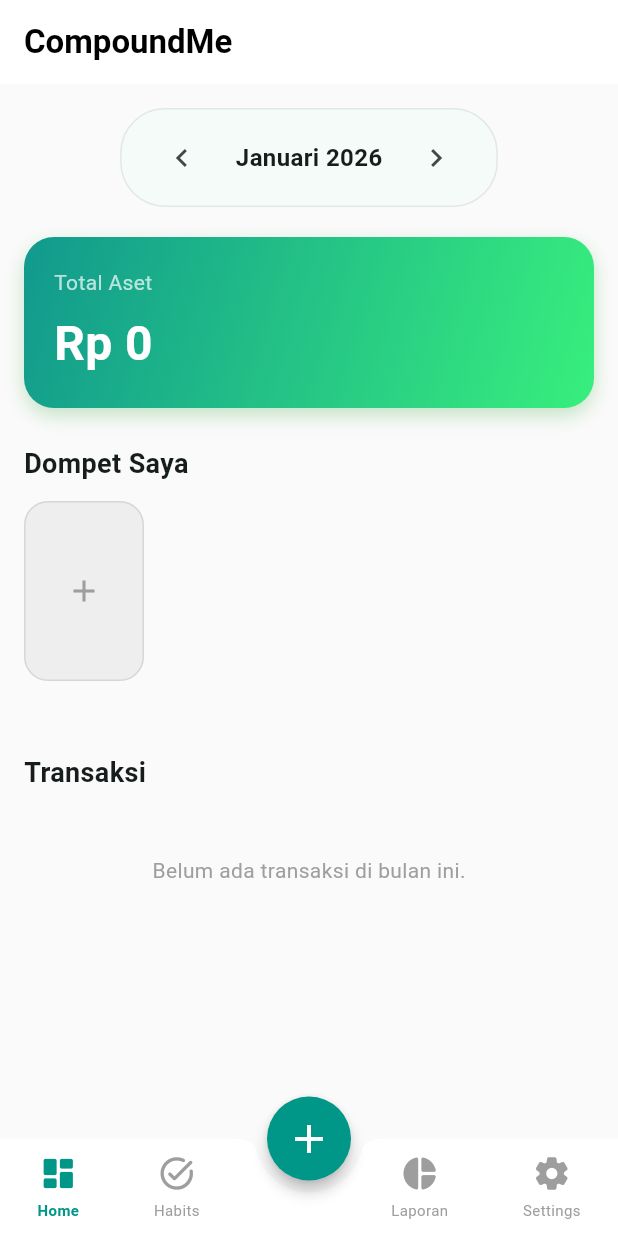
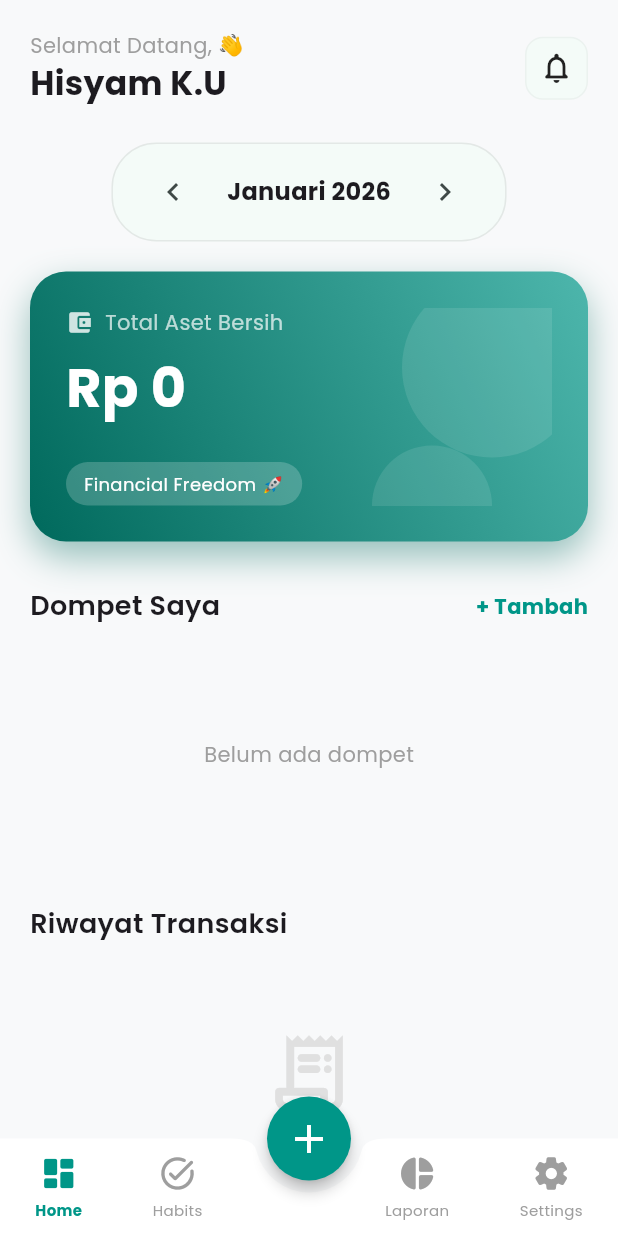
Before and after one commit to Umeem26/Compound_Me, a Flutter app: the screen it shows after launch, on a phone screen of 412 x 824 dp. Run offline on Flutter 3.47's test engine with Material 3 defaults, Android fonts, the phone set to English and light mode, and no system bars; our stand-ins replace drift, fl_chart, flutter_riverpod, google_fonts, riverpod_annotation; accounts and stored records are empty; generated files the repository leaves out were written again.

Commit message:
style: revamp UI with Google Fonts Poppins, rounded components, and premium dashboard design

```diff
--- a/compound_me/lib/main.dart
+++ b/compound_me/lib/main.dart
@@ -1,8 +1,8 @@
 import 'package:flutter/material.dart';
 import 'package:flutter_riverpod/flutter_riverpod.dart';
 import 'package:intl/date_symbol_data_local.dart';
+import 'package:google_fonts/google_fonts.dart';
 import 'package:compound_me/src/features/dashboard/presentation/main_screen.dart';
-// IMPORT PROVIDER TEMA
 import 'package:compound_me/src/core/theme/theme_provider.dart';
 
 void main() async {
@@ -21,45 +21,86 @@ class MyApp extends ConsumerWidget {
 
   @override
   Widget build(BuildContext context, WidgetRef ref) {
-    // 1. DENGARKAN SAKLAR TEMA
     final currentTheme = ref.watch(themeProvider);
+
+    // 1. Text Theme (Poppins)
+    final textTheme = GoogleFonts.poppinsTextTheme();
+
+    // 2. Input Decoration (Kotak Input Bulat)
+    final inputDecorationTheme = InputDecorationTheme(
+      filled: true,
+      contentPadding: const EdgeInsets.symmetric(vertical: 16, horizontal: 20),
+      border: OutlineInputBorder(
+        borderRadius: BorderRadius.circular(16),
+        borderSide: BorderSide.none,
+      ),
+      enabledBorder: OutlineInputBorder(
+        borderRadius: BorderRadius.circular(16),
+        borderSide: BorderSide.none,
+      ),
+      focusedBorder: OutlineInputBorder(
+        borderRadius: BorderRadius.circular(16),
+        borderSide: const BorderSide(color: Colors.teal, width: 2),
+      ),
+    );
+
+    // 3. Button Theme
+    final elevatedButtonTheme = ElevatedButtonThemeData(
+      style: ElevatedButton.styleFrom(
+        elevation: 0,
+        padding: const EdgeInsets.symmetric(vertical: 16),
+        shape: RoundedRectangleBorder(borderRadius: BorderRadius.circular(16)),
+        textStyle: GoogleFonts.poppins(fontWeight: FontWeight.bold, fontSize: 16),
+      ),
+    );
 
     return MaterialApp(
       title: 'CompoundMe',
       debugShowCheckedModeBanner: false,
 
-      // 2. SETTING TEMA LIGHT (TERANG)
+      // --- LIGHT THEME ---
       theme: ThemeData(
-        colorScheme: ColorScheme.fromSeed(seedColor: Colors.teal),
         useMaterial3: true,
-        scaffoldBackgroundColor: Colors.grey[50],
-        appBarTheme: const AppBarTheme(
-          backgroundColor: Colors.white,
-          foregroundColor: Colors.black,
+        colorScheme: ColorScheme.fromSeed(seedColor: Colors.teal, brightness: Brightness.light),
+        scaffoldBackgroundColor: const Color(0xFFF8F9FA),
+        textTheme: textTheme,
+        inputDecorationTheme: inputDecorationTheme.copyWith(fillColor: Colors.grey[200]),
+        elevatedButtonTheme: elevatedButtonTheme,
+
+        // HAPUS CARD THEME AGAR TIDAK ERROR (Material 3 sudah otomatis rounded)
+
+        appBarTheme: AppBarTheme(
+          backgroundColor: const Color(0xFFF8F9FA),
+          elevation: 0,
+          titleTextStyle: GoogleFonts.poppins(color: Colors.black, fontSize: 20, fontWeight: FontWeight.bold),
+          iconTheme: const IconThemeData(color: Colors.black),
         ),
       ),
 
-      // 3. SETTING TEMA DARK (GELAP)
+      // --- DARK THEME ---
       darkTheme: ThemeData(
-        colorScheme: ColorScheme.fromSeed(
-          seedColor: Colors.teal,
-          brightness: Brightness.dark // Kunci Dark Mode
+        useMaterial3: true,
+        colorScheme: ColorScheme.fromSeed(seedColor: Colors.teal, brightness: Brightness.dark),
+        scaffoldBackgroundColor: const Color(0xFF121212),
+        textTheme: textTheme.apply(bodyColor: Colors.white, displayColor: Colors.white),
+        inputDecorationTheme: inputDecorationTheme.copyWith(fillColor: const Color(0xFF2C2C2C)),
+        elevatedButtonTheme: elevatedButtonTheme,
+
+        // HAPUS CARD THEME DARI SINI JUGA
+
+        appBarTheme: AppBarTheme(
+          backgroundColor: const Color(0xFF121212),
+          elevation: 0,
+          titleTextStyle: GoogleFonts.poppins(color: Colors.white, fontSize: 20, fontWeight: FontWeight.bold),
+          iconTheme: const IconThemeData(color: Colors.white),
         ),
-        useMaterial3: true,
-        scaffoldBackgroundColor: const Color(0xFF121212), // Background gelap
-        appBarTheme: const AppBarTheme(
-          backgroundColor: Color(0xFF1E1E1E),
-          foregroundColor: Colors.white,
-        ),
-        // Bagian CardTheme dihapus karena otomatis dihandle Material 3
         bottomNavigationBarTheme: const BottomNavigationBarThemeData(
           backgroundColor: Color(0xFF1E1E1E),
+          selectedItemColor: Colors.tealAccent,
         )
       ),
 
-      // 4. TERAPKAN PILIHAN USER
       themeMode: currentTheme,
-
       home: const MainScreen(),
     );
   }
--- a/compound_me/lib/src/features/dashboard/presentation/home_view.dart
+++ b/compound_me/lib/src/features/dashboard/presentation/home_view.dart
@@ -1,14 +1,13 @@
 import 'package:flutter/material.dart';
 import 'package:flutter_riverpod/flutter_riverpod.dart';
 import 'package:intl/intl.dart';
+import 'package:google_fonts/google_fonts.dart'; // Pake Font Baru
 
 import 'package:compound_me/src/core/utils/currency_formatter.dart';
 import 'package:compound_me/src/features/finance/presentation/controllers/transaction_controller.dart';
 import 'package:compound_me/src/features/finance/presentation/controllers/wallet_controller.dart';
 import 'package:compound_me/src/features/finance/presentation/screens/add_wallet_screen.dart';
 import 'package:compound_me/src/features/dashboard/presentation/widgets/month_picker.dart';
-
-// Hapus import add_transaction_screen karena sudah pindah ke main_screen
 
 class HomeView extends ConsumerWidget {
   const HomeView({super.key});
@@ -17,121 +16,209 @@ class HomeView extends ConsumerWidget {
   Widget build(BuildContext context, WidgetRef ref) {
     final walletsAsync = ref.watch(walletListProvider);
     final transactionsAsync = ref.watch(transactionListProvider);
-    final isDarkMode = Theme.of(context).brightness == Brightness.dark;
 
     return Scaffold(
-      appBar: AppBar(
-        title: const Text("CompoundMe", style: TextStyle(fontWeight: FontWeight.bold)),
-        elevation: 0,
-        // TOMBOL TAMBAH DIHAPUS DARI SINI
-      ),
-      body: SingleChildScrollView(
-        padding: const EdgeInsets.all(16),
+      // Kita pakai SafeArea + Column custom sbg pengganti AppBar standar
+      body: SafeArea(
+        child: SingleChildScrollView(
+          padding: const EdgeInsets.all(20),
           child: Column(
             crossAxisAlignment: CrossAxisAlignment.start,
             children: [
+              // 1. HEADER CUSTOM (Greeting)
+              _buildHeader(context),
+
+              const SizedBox(height: 24),
+
+              // 2. MONTH PICKER (Clean Style)
               const Center(child: MonthPicker()),
               const SizedBox(height: 20),
 
-            _buildTotalBalanceCard(walletsAsync),
+              // 3. PREMIUM BALANCE CARD
+              _buildPremiumTotalCard(walletsAsync, context),
 
-            const SizedBox(height: 24),
-            const Text("Dompet Saya", style: TextStyle(fontSize: 18, fontWeight: FontWeight.bold)),
-            const SizedBox(height: 12),
+              const SizedBox(height: 30),
+
+              // 4. WALLETS HEADER
+              Row(
+                mainAxisAlignment: MainAxisAlignment.spaceBetween,
+                children: [
+                  Text("Dompet Saya", style: GoogleFonts.poppins(fontSize: 18, fontWeight: FontWeight.w600)),
+                  GestureDetector(
+                    onTap: () => Navigator.push(context, MaterialPageRoute(builder: (context) => const AddWalletScreen())),
+                    child: Text("+ Tambah", style: GoogleFonts.poppins(color: Colors.teal, fontWeight: FontWeight.bold)),
+                  ),
+                ],
+              ),
+              const SizedBox(height: 16),
               _buildWalletList(walletsAsync, ref, context),
 
-            const SizedBox(height: 24),
+              const SizedBox(height: 30),
 
-            const SizedBox(height: 24),
-            const Text("Transaksi", style: TextStyle(fontSize: 18, fontWeight: FontWeight.bold)),
-            const SizedBox(height: 12),
+              // 5. TRANSACTIONS HEADER
+              Text("Riwayat Transaksi", style: GoogleFonts.poppins(fontSize: 18, fontWeight: FontWeight.w600)),
+              const SizedBox(height: 16),
               _buildTransactionList(transactionsAsync, ref, context),
 
-            // Tambahan ruang di bawah agar list paling bawah tidak tertutup tombol FAB
               const SizedBox(height: 80),
             ],
+          ),
         ),
       ),
     );
   }
 
-  // ... (SISA KODE WIDGET KE BAWAH SAMA PERSIS SEPERTI SEBELUMNYA) ...
-  // _buildTotalBalanceCard, _buildWalletList, _buildTransactionList, _buildAddWalletButton
-  // Pastikan copy function-function tersebut dari kode sebelumnya.
+  // WIDGET: Header Greeting
+  Widget _buildHeader(BuildContext context) {
+    return Row(
+      mainAxisAlignment: MainAxisAlignment.spaceBetween,
+      children: [
+        Column(
+          crossAxisAlignment: CrossAxisAlignment.start,
+          children: [
+            Text("Selamat Datang, 👋", style: GoogleFonts.poppins(color: Colors.grey, fontSize: 14)),
+            Text(
+              "Hisyam K.U", // Ganti Nama Panggilanmu
+              style: GoogleFonts.poppins(fontSize: 22, fontWeight: FontWeight.bold),
+            ),
+          ],
+        ),
+        Container(
+          padding: const EdgeInsets.all(8),
+          decoration: BoxDecoration(
+            color: Theme.of(context).cardColor,
+            borderRadius: BorderRadius.circular(12),
+            border: Border.all(color: Colors.grey.withOpacity(0.1)),
+          ),
+          child: const Icon(Icons.notifications_none_rounded),
+        )
+      ],
+    );
+  }
 
-  Widget _buildTotalBalanceCard(AsyncValue<List<dynamic>> walletsAsync) {
+  // WIDGET: Kartu Saldo "Premium"
+  Widget _buildPremiumTotalCard(AsyncValue<List<dynamic>> walletsAsync, BuildContext context) {
     return Container(
       width: double.infinity,
-      padding: const EdgeInsets.all(20),
+      height: 180,
+      padding: const EdgeInsets.all(24),
       decoration: BoxDecoration(
+        // Gradasi Elegan
         gradient: const LinearGradient(
-          colors: [Color(0xFF11998E), Color(0xFF38EF7D)],
-          begin: Alignment.topLeft,
-          end: Alignment.bottomRight,
+          colors: [Color(0xFF00695C), Color(0xFF4DB6AC)], // Teal Tua ke Muda
+          begin: Alignment.bottomLeft,
+          end: Alignment.topRight,
         ),
-        borderRadius: BorderRadius.circular(20),
+        borderRadius: BorderRadius.circular(24),
         boxShadow: [
-          BoxShadow(color: Colors.green.withOpacity(0.3), blurRadius: 10, offset: const Offset(0, 5)),
+          BoxShadow(
+            color: const Color(0xFF00695C).withOpacity(0.4),
+            blurRadius: 20,
+            offset: const Offset(0, 10),
+          ),
         ],
       ),
-      child: Column(
+      child: Stack(
+        children: [
+          // Dekorasi Lingkaran Transparan (Pattern)
+          Positioned(
+            right: -20,
+            top: -20,
+            child: CircleAvatar(radius: 60, backgroundColor: Colors.white.withOpacity(0.1)),
+          ),
+          Positioned(
+            bottom: -40,
+            right: 40,
+            child: CircleAvatar(radius: 40, backgroundColor: Colors.white.withOpacity(0.1)),
+          ),
+
+          // Konten Utama
+          Column(
             crossAxisAlignment: CrossAxisAlignment.start,
+            mainAxisAlignment: MainAxisAlignment.center,
             children: [
-          const Text("Total Aset", style: TextStyle(color: Colors.white70, fontSize: 14)),
+              Row(
+                children: [
+                  Icon(Icons.account_balance_wallet, color: Colors.white.withOpacity(0.8), size: 18),
+                  const SizedBox(width: 8),
+                  Text("Total Aset Bersih", style: GoogleFonts.poppins(color: Colors.white70, fontSize: 14)),
+                ],
+              ),
               const SizedBox(height: 8),
               walletsAsync.when(
                 data: (wallets) {
                   final total = wallets.fold<double>(0, (sum, wallet) => sum + wallet.balance);
-              return Text(
+                  return FittedBox( // Agar teks tidak terpotong kalau angkanya miliaran
+                    child: Text(
                       CurrencyFormatter.toRupiah(total),
-                style: const TextStyle(color: Colors.white, fontSize: 32, fontWeight: FontWeight.bold),
+                      style: GoogleFonts.poppins(color: Colors.white, fontSize: 36, fontWeight: FontWeight.bold),
+                    ),
                   );
                 },
-            loading: () => const CircularProgressIndicator(color: Colors.white),
-            error: (err, stack) => Text("Error: $err", style: const TextStyle(color: Colors.white)),
+                loading: () => const SizedBox(height: 30, width: 30, child: CircularProgressIndicator(color: Colors.white)),
+                error: (_, __) => const Text("---", style: TextStyle(color: Colors.white)),
+              ),
+              const Spacer(),
+              Container(
+                padding: const EdgeInsets.symmetric(horizontal: 12, vertical: 6),
+                decoration: BoxDecoration(
+                  color: Colors.white.withOpacity(0.2),
+                  borderRadius: BorderRadius.circular(20),
+                ),
+                child: Text("Financial Freedom 🚀", style: GoogleFonts.poppins(color: Colors.white, fontSize: 12)),
+              )
+            ],
           ),
         ],
       ),
     );
   }
 
+  // WIDGET: List Wallet (Clean Style)
   Widget _buildWalletList(AsyncValue<List<dynamic>> walletsAsync, WidgetRef ref, BuildContext context) {
     return SizedBox(
-      height: 120,
+      height: 140,
       child: walletsAsync.when(
         data: (wallets) {
+          if (wallets.isEmpty) {
+             return Center(child: Text("Belum ada dompet", style: GoogleFonts.poppins(color: Colors.grey)));
+          }
           return ListView.builder(
             scrollDirection: Axis.horizontal,
-            itemCount: wallets.length + 1,
+            itemCount: wallets.length,
             itemBuilder: (context, index) {
-              if (index == wallets.length) {
-                return _buildAddWalletButton(ref, context);
-              }
               final wallet = wallets[index];
               return Container(
-                width: 150,
-                margin: const EdgeInsets.only(right: 12),
+                width: 160,
+                margin: const EdgeInsets.only(right: 16),
                 padding: const EdgeInsets.all(16),
                 decoration: BoxDecoration(
                   color: Theme.of(context).cardColor,
-                  borderRadius: BorderRadius.circular(16),
+                  borderRadius: BorderRadius.circular(20),
+                  border: Border.all(color: Colors.grey.withOpacity(0.05)),
                   boxShadow: [
-                    BoxShadow(color: Colors.grey.withOpacity(0.05), blurRadius: 5, offset: const Offset(0, 2)),
+                    BoxShadow(color: Colors.black.withOpacity(0.03), blurRadius: 10, offset: const Offset(0, 5)),
                   ]
                 ),
                 child: Column(
                   crossAxisAlignment: CrossAxisAlignment.start,
-                  mainAxisAlignment: MainAxisAlignment.center,
+                  mainAxisAlignment: MainAxisAlignment.spaceBetween,
                   children: [
                     CircleAvatar(
-                      backgroundColor: Color(wallet.color).withOpacity(0.2),
+                      backgroundColor: Color(wallet.color).withOpacity(0.15),
                       child: Icon(Icons.wallet, color: Color(wallet.color)),
                     ),
-                    const Spacer(),
-                    Text(wallet.name, style: const TextStyle(fontWeight: FontWeight.bold), overflow: TextOverflow.ellipsis),
+                    Column(
+                      crossAxisAlignment: CrossAxisAlignment.start,
+                      children: [
+                        Text(wallet.name, style: GoogleFonts.poppins(fontWeight: FontWeight.w600, fontSize: 14), overflow: TextOverflow.ellipsis),
+                        const SizedBox(height: 4),
                         Text(
                           CurrencyFormatter.toRupiah(wallet.balance),
-                      style: TextStyle(fontSize: 12, color: Theme.of(context).textTheme.bodySmall?.color)
+                          style: GoogleFonts.poppins(fontSize: 12, color: Colors.grey),
+                          overflow: TextOverflow.ellipsis,
+                        ),
+                      ],
                     ),
                   ],
                 ),
@@ -140,42 +227,26 @@ class HomeView extends ConsumerWidget {
           );
         },
         loading: () => const Center(child: CircularProgressIndicator()),
-        error: (_, __) => const Text("Gagal memuat dompet"),
+        error: (_, __) => const SizedBox(),
       ),
     );
   }
 
-  Widget _buildAddWalletButton(WidgetRef ref, BuildContext context) {
-    final isDarkMode = Theme.of(context).brightness == Brightness.dark;
-    return Builder(
-      builder: (context) {
-        return GestureDetector(
-          onTap: () {
-            Navigator.push(context, MaterialPageRoute(builder: (context) => const AddWalletScreen()));
-          },
-          child: Container(
-            width: 80,
-            margin: const EdgeInsets.only(right: 12),
-            decoration: BoxDecoration(
-              color: isDarkMode ? Colors.grey[800] : Colors.grey[200],
-              borderRadius: BorderRadius.circular(16),
-              border: Border.all(color: Colors.grey.withOpacity(0.3)),
-            ),
-            child: const Center(child: Icon(Icons.add, color: Colors.grey)),
-          ),
-        );
-      }
-    );
-  }
-
+  // WIDGET: Transaction List (Grouped Feel)
   Widget _buildTransactionList(AsyncValue<List<dynamic>> transactionsAsync, WidgetRef ref, BuildContext context) {
     return transactionsAsync.when(
       data: (transactions) {
         if (transactions.isEmpty) {
           return Container(
-            padding: const EdgeInsets.all(30),
+            padding: const EdgeInsets.all(40),
             alignment: Alignment.center,
-            child: const Text("Belum ada transaksi di bulan ini.", style: TextStyle(color: Colors.grey)),
+            child: Column(
+              children: [
+                Icon(Icons.receipt_long_rounded, size: 60, color: Colors.grey[300]),
+                const SizedBox(height: 16),
+                Text("Belum ada transaksi bulan ini", style: GoogleFonts.poppins(color: Colors.grey)),
+              ],
+            ),
           );
         }
         return ListView.builder(
@@ -190,17 +261,18 @@ class HomeView extends ConsumerWidget {
               key: Key(trx.id.toString()),
               direction: DismissDirection.endToStart,
               background: Container(
+                margin: const EdgeInsets.only(bottom: 12),
                 alignment: Alignment.centerRight,
                 padding: const EdgeInsets.only(right: 20),
-                decoration: BoxDecoration(color: Colors.red[100], borderRadius: BorderRadius.circular(12)),
-                child: const Icon(Icons.delete, color: Colors.red),
+                decoration: BoxDecoration(color: Colors.red[100], borderRadius: BorderRadius.circular(16)),
+                child: const Icon(Icons.delete_outline, color: Colors.red, size: 28),
               ),
               confirmDismiss: (direction) async {
                 return await showDialog(
                   context: context,
                   builder: (ctx) => AlertDialog(
-                    title: const Text("Hapus Transaksi?"),
-                    content: const Text("Saldo dompet akan dikembalikan seperti semula."),
+                    title: const Text("Hapus?"),
+                    content: const Text("Saldo akan dikembalikan."),
                     actions: [
                       TextButton(onPressed: () => Navigator.pop(ctx, false), child: const Text("Batal")),
                       TextButton(onPressed: () => Navigator.pop(ctx, true), child: const Text("Hapus", style: TextStyle(color: Colors.red))),
@@ -210,27 +282,38 @@ class HomeView extends ConsumerWidget {
               },
               onDismissed: (direction) {
                 ref.read(transactionListProvider.notifier).deleteTransaction(trx);
-                ScaffoldMessenger.of(context).showSnackBar(const SnackBar(content: Text("Transaksi dihapus & Saldo dikembalikan!")));
               },
-              child: Card(
-                margin: const EdgeInsets.only(bottom: 10),
-                elevation: 0,
+              child: Container(
+                margin: const EdgeInsets.only(bottom: 12),
+                decoration: BoxDecoration(
                   color: Theme.of(context).cardColor,
+                  borderRadius: BorderRadius.circular(16),
+                  boxShadow: [
+                    BoxShadow(color: Colors.black.withOpacity(0.02), blurRadius: 8, offset: const Offset(0, 2)),
+                  ]
+                ),
                 child: ListTile(
-                  leading: CircleAvatar(
-                    backgroundColor: isExpense ? Colors.red.withOpacity(0.1) : Colors.green.withOpacity(0.1),
+                  contentPadding: const EdgeInsets.symmetric(horizontal: 16, vertical: 4),
+                  leading: Container(
+                    padding: const EdgeInsets.all(10),
+                    decoration: BoxDecoration(
+                      color: isExpense ? Colors.red.withOpacity(0.1) : Colors.green.withOpacity(0.1),
+                      borderRadius: BorderRadius.circular(12),
+                    ),
                     child: Icon(
-                      isExpense ? Icons.arrow_upward : Icons.arrow_downward,
+                      isExpense ? Icons.arrow_upward_rounded : Icons.arrow_downward_rounded,
                       color: isExpense ? Colors.red : Colors.green,
-                    )
+                      size: 20,
                     ),
-                  title: Text(trx.note ?? "Auto-Habit"),
-                  subtitle: Text(DateFormat('dd MMM yyyy').format(trx.date)),
+                  ),
+                  title: Text(trx.note?.isNotEmpty == true ? trx.note! : "Transaksi", style: GoogleFonts.poppins(fontWeight: FontWeight.w600)),
+                  subtitle: Text(DateFormat('dd MMM yyyy, HH:mm').format(trx.date), style: GoogleFonts.poppins(fontSize: 12, color: Colors.grey)),
                   trailing: Text(
                     CurrencyFormatter.toRupiah(trx.amount),
-                    style: TextStyle(
+                    style: GoogleFonts.poppins(
                       color: isExpense ? Colors.red : Colors.green,
-                      fontWeight: FontWeight.bold
+                      fontWeight: FontWeight.bold,
+                      fontSize: 14
                     ),
                   ),
                 ),
@@ -240,7 +323,7 @@ class HomeView extends ConsumerWidget {
         );
       },
       loading: () => const Center(child: CircularProgressIndicator()),
-      error: (_, __) => const Text("Gagal memuat transaksi"),
+      error: (_, __) => const Text("Error"),
     );
   }
 }
--- a/compound_me/pubspec.yaml
+++ b/compound_me/pubspec.yaml
@@ -12,7 +12,7 @@ dependencies:
 
   # --- UI Utilities ---
   cupertino_icons: ^1.0.6
-  google_fonts: ^6.1.0        # Agar font terlihat modern
+  google_fonts: ^8.0.0        # Agar font terlihat modern
   intl: ^0.19.0               # Untuk format Rupiah (IDR) & Tanggal
   fl_chart: ^1.1.1           # Untuk grafik keuangan (mirip Money Lover)
   font_awesome_flutter: ^10.7.0 # Ikon kategori yang lengkap
```
Also changed, not shown: compound_me/pubspec.lock. Lines whose indentation alone changed are shown as unchanged.
